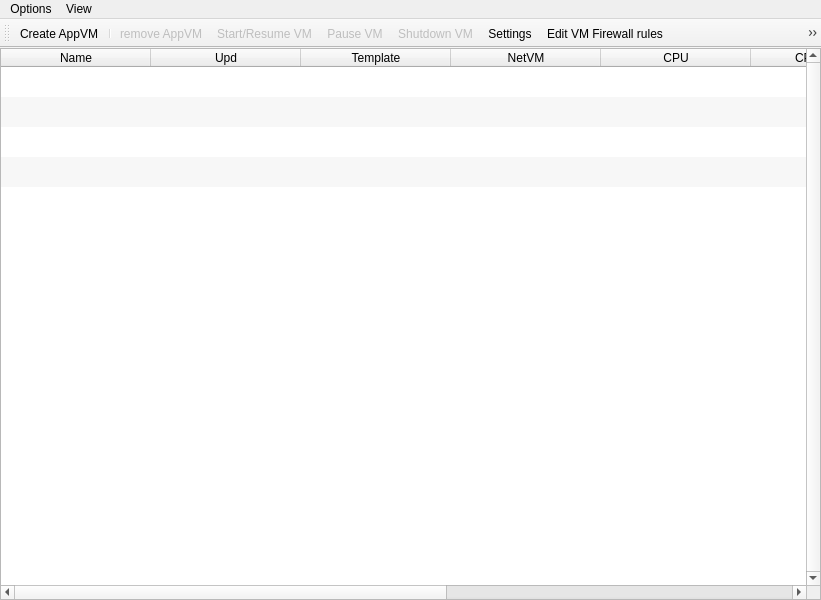
Old version of the form mainwindow.ui in the repository QubesOS/qubes-manager.
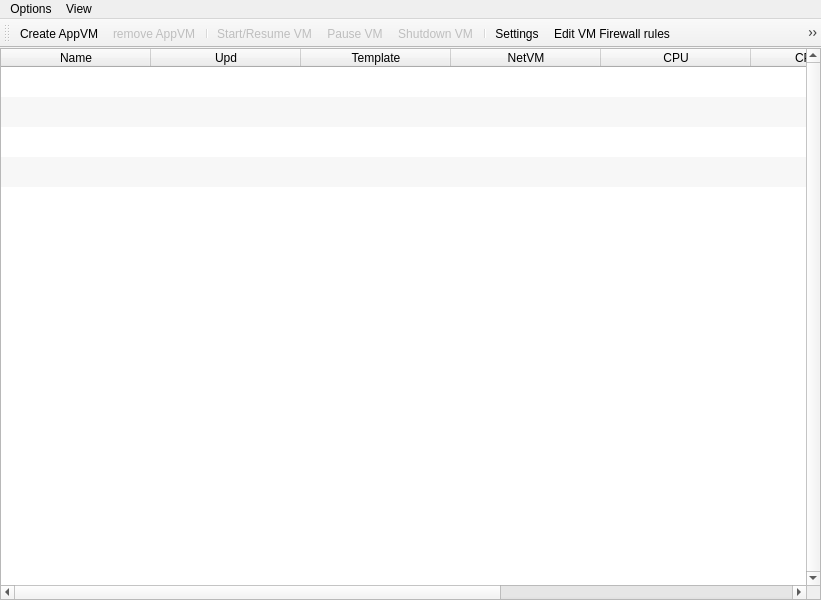
New version of the form. Icons and pictures are not drawn.

Commit message: Block devices attached/detached to/from VMs via context menu. Column Block Devices removed from Qubes manager.

Diff of the .ui file:
```diff
--- a/mainwindow.ui
+++ b/mainwindow.ui
@@ -198,11 +198,6 @@
         <string>Memory usage graph</string>
        </property>
       </column>
-      <column>
-       <property name="text">
-        <string>Block Devices</string>
-       </property>
-      </column>
      </widget>
     </item>
    </layout>
@@ -257,11 +252,12 @@
     <bool>false</bool>
    </attribute>
    <addaction name="action_createvm"/>
-   <addaction name="separator"/>
    <addaction name="action_removevm"/>
+   <addaction name="separator"/>
    <addaction name="action_resumevm"/>
    <addaction name="action_pausevm"/>
    <addaction name="action_shutdownvm"/>
+   <addaction name="separator"/>
    <addaction name="action_settings"/>
    <addaction name="action_editfwrules"/>
    <addaction name="action_appmenus"/>
```
Left out of the diff: 14 changed lines with no effect on the pictures. The commit also changes 2 other files.
